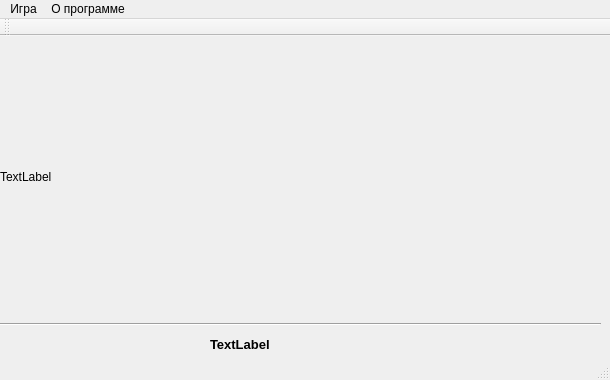
First picture: the form in sbattle/mainwindow.ui, repository mgrunfiter/cjunior-2019, before the edit.
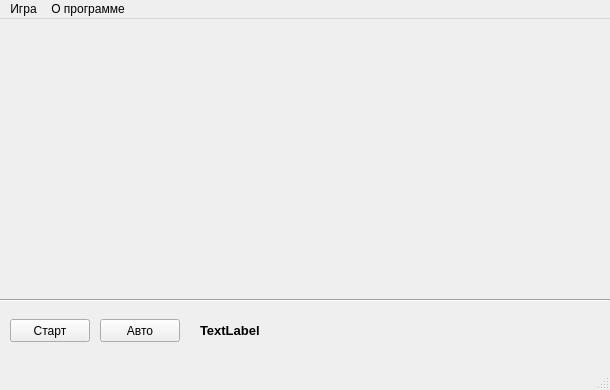
Second picture: the form after the edit.

```diff
--- a/sbattle/mainwindow.ui
+++ b/sbattle/mainwindow.ui
@@ -10,7 +10,7 @@
     <x>0</x>
     <y>0</y>
     <width>610</width>
-    <height>380</height>
+    <height>390</height>
    </rect>
   </property>
   <property name="sizePolicy">
@@ -22,24 +22,27 @@
   <property name="minimumSize">
    <size>
     <width>610</width>
-    <height>380</height>
+    <height>390</height>
    </size>
   </property>
   <property name="maximumSize">
    <size>
     <width>610</width>
-    <height>380</height>
+    <height>390</height>
    </size>
   </property>
   <property name="windowTitle">
    <string>MainWindow</string>
   </property>
+  <property name="documentMode">
+   <bool>false</bool>
+  </property>
   <widget class="QWidget" name="centralWidget">
    <widget class="QLabel" name="lbState">
     <property name="geometry">
      <rect>
-      <x>210</x>
-      <y>300</y>
+      <x>200</x>
+      <y>303</y>
       <width>251</width>
       <height>16</height>
      </rect>
@@ -55,25 +58,12 @@
      <string>TextLabel</string>
     </property>
    </widget>
-   <widget class="QLabel" name="lbBackground">
-    <property name="geometry">
-     <rect>
-      <x>0</x>
-      <y>0</y>
-      <width>601</width>
-      <height>281</height>
-     </rect>
-    </property>
-    <property name="text">
-     <string>TextLabel</string>
-    </property>
-   </widget>
    <widget class="Line" name="line">
     <property name="geometry">
      <rect>
       <x>0</x>
-      <y>280</y>
-      <width>601</width>
+      <y>273</y>
+      <width>610</width>
       <height>16</height>
      </rect>
     </property>
@@ -81,6 +71,32 @@
      <enum>Qt::Horizontal</enum>
     </property>
    </widget>
+   <widget class="QPushButton" name="pbGame">
+    <property name="geometry">
+     <rect>
+      <x>10</x>
+      <y>300</y>
+      <width>80</width>
+      <height>23</height>
+     </rect>
+    </property>
+    <property name="text">
+     <string>Старт</string>
+    </property>
+   </widget>
+   <widget class="QPushButton" name="pbAuto">
+    <property name="geometry">
+     <rect>
+      <x>100</x>
+      <y>300</y>
+      <width>80</width>
+      <height>23</height>
+     </rect>
+    </property>
+    <property name="text">
+     <string>Авто</string>
+    </property>
+   </widget>
   </widget>
   <widget class="QMenuBar" name="menuBar">
    <property name="geometry">
@@ -110,14 +126,6 @@
    <addaction name="menuGame"/>
    <addaction name="menuAbout"/>
   </widget>
-  <widget class="QToolBar" name="mainToolBar">
-   <attribute name="toolBarArea">
-    <enum>TopToolBarArea</enum>
-   </attribute>
-   <attribute name="toolBarBreak">
-    <bool>false</bool>
-   </attribute>
-  </widget>
   <widget class="QStatusBar" name="statusBar"/>
   <action name="actionAutoranging">
    <property name="text">
```
Left out of the diff: 4 changed lines with no effect on the pictures.
